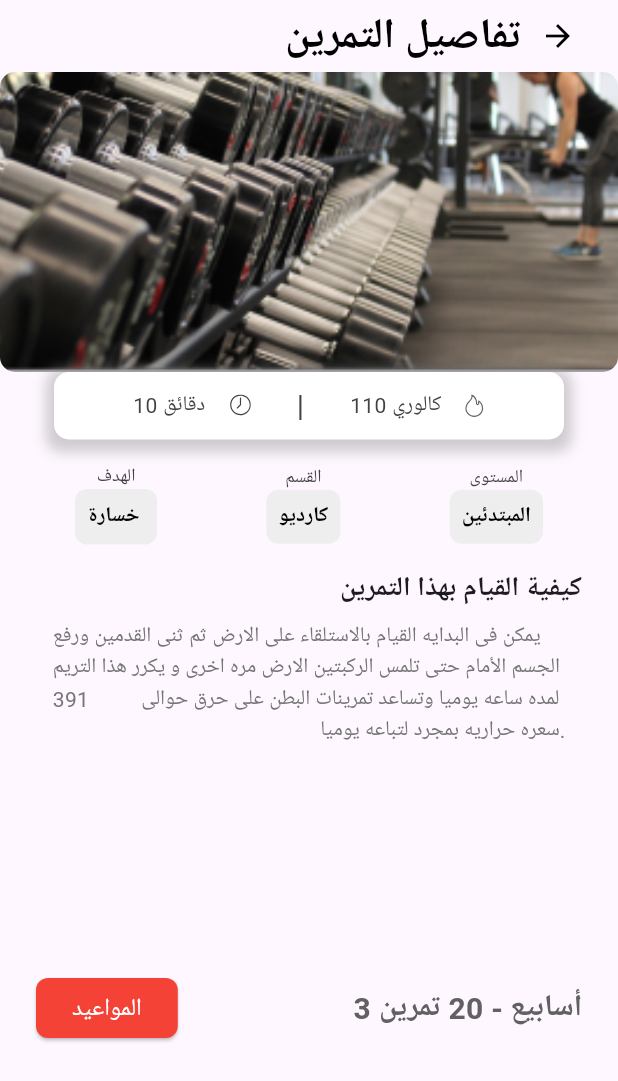
After one commit to mohamedredaelsheikh/Gym_App, a Flutter app: the ExerciesDetailsView screen opened directly, on a phone screen of 412 x 824 dp. The commit adds this screen. Shown: the top 1081 px of the screen. Run offline on Flutter 3.47's test engine with Material 3 defaults, Android fonts, the phone set to English and light mode, and no system bars; our stand-ins replace flutter_svg, font_awesome_flutter; Roboto replaces fonts that are missing (Inter).

Commit message:
finish exercise details view.

```diff
--- /dev/null
+++ b/lib/features/Home_feature/presentation/views/exercies_details_view.dart
@@ -0,0 +1,15 @@
+import 'package:flutter/material.dart';
+import 'package:gym_app/features/Home_feature/presentation/views/widgets/exercies_details_body.dart';
+
+class ExerciesDetailsView extends StatelessWidget {
+  const ExerciesDetailsView({super.key});
+
+  @override
+  Widget build(BuildContext context) {
+    return const SafeArea(
+      child: Scaffold(
+        body: ExerciesDetailsBody(),
+      ),
+    );
+  }
+}
--- /dev/null
+++ b/lib/features/Home_feature/presentation/views/widgets/exercies_details_body.dart
@@ -0,0 +1,168 @@
+import 'package:flutter/material.dart';
+import 'package:flutter_svg/svg.dart';
+import 'package:gym_app/features/Home_feature/presentation/views/widgets/custom_app_bar.dart';
+import 'package:gym_app/features/Home_feature/presentation/views/widgets/exercise_info_card.dart';
+
+class ExerciesDetailsBody extends StatelessWidget {
+  const ExerciesDetailsBody({super.key});
+
+  @override
+  Widget build(BuildContext context) {
+    return Column(
+      children: [
+        const Padding(
+          padding: EdgeInsets.symmetric(horizontal: 16),
+          child: CustomAppBar(
+            title: "تفاصيل التمرين",
+          ),
+        ),
+        Container(
+          height: 200,
+          decoration: BoxDecoration(
+            borderRadius: BorderRadius.circular(10),
+            image: const DecorationImage(
+              image: AssetImage(
+                "assets/images/Rectangle 37.png", // Replace with your image URL
+              ),
+              fit: BoxFit.cover,
+            ),
+          ),
+        ),
+        Padding(
+          padding: const EdgeInsets.symmetric(horizontal: 36),
+          child: Container(
+            height: 45,
+            decoration: BoxDecoration(
+              color: Colors.white,
+              borderRadius: const BorderRadius.all(Radius.circular(10)),
+              boxShadow: [
+                BoxShadow(
+                  color: Colors.grey.withOpacity(0.5),
+                  spreadRadius: 5,
+                  blurRadius: 7,
+                  offset: const Offset(0, 3), // changes position of shadow
+                ),
+              ],
+            ),
+            child: Row(
+              mainAxisAlignment: MainAxisAlignment.spaceBetween,
+              children: [
+                const SizedBox(
+                  width: 50,
+                ),
+                Text(
+                  '10 دقائق',
+                  style: TextStyle(
+                    color: Colors.grey[800],
+                  ),
+                ),
+                const SizedBox(
+                  width: 10,
+                ),
+                SvgPicture.asset(
+                  "assets/images/clock.svg",
+                  height: 15,
+                  color: Colors.grey[800],
+                ),
+                const SizedBox(
+                  width: 25,
+                ),
+                Text(
+                  '|',
+                  style: TextStyle(
+                    fontSize: 20,
+                    color: Colors.grey[800],
+                  ),
+                ),
+                const SizedBox(
+                  width: 25,
+                ),
+                // const SizedBox(height: 4),
+                Text(
+                  '110 كالوري',
+                  style: TextStyle(
+                    color: Colors.grey[800],
+                  ),
+                ),
+                const SizedBox(
+                  width: 10,
+                ),
+                SvgPicture.asset(
+                  "assets/images/calories.svg",
+                  height: 15,
+                  color: Colors.grey[700],
+                ),
+                const SizedBox(
+                  width: 50,
+                ),
+              ],
+            ),
+          ),
+        ),
+        const SizedBox(height: 16),
+        const Padding(
+          padding: EdgeInsets.symmetric(horizontal: 50),
+          child: Row(
+            mainAxisAlignment: MainAxisAlignment.spaceBetween,
+            children: [
+              ExerciseInfoCard(title: 'الهدف', value: 'خسارة '),
+              ExerciseInfoCard(title: 'القسم', value: 'كارديو'),
+              ExerciseInfoCard(title: 'المستوى', value: 'المبتدئين'),
+            ],
+          ),
+        ),
+        const SizedBox(height: 16),
+        const Align(
+          alignment: Alignment.topRight,
+          child: Padding(
+            padding: EdgeInsets.symmetric(horizontal: 24),
+            child: Text(
+              'كيفية القيام بهذا التمرين',
+              style: TextStyle(fontSize: 18, fontWeight: FontWeight.bold),
+            ),
+          ),
+        ),
+        const SizedBox(height: 8),
+        Text(
+          "يمكن فى البدايه القيام بالاستلقاء على الارض ثم ثنى القدمين ورفع \nالجسم الأمام حتى تلمس الركبتين الارض مره اخرى و يكرر هذا التريم \nلمده ساعه يوميا وتساعد تمرينات البطن على حرق حوالى          391\n                                                سعره حراريه بمجرد لتباعه يوميا.",
+          style: TextStyle(
+            fontSize: 14,
+            color: Colors.grey[600],
+          ),
+          maxLines: 6,
+        ),
+        const SizedBox(height: 150),
+        Padding(
+          padding: const EdgeInsets.symmetric(horizontal: 24),
+          child: Row(
+            mainAxisAlignment: MainAxisAlignment.spaceBetween,
+            children: [
+              ElevatedButton(
+                onPressed: () {},
+                style: ElevatedButton.styleFrom(
+                  backgroundColor: Colors.red,
+                  shape: RoundedRectangleBorder(
+                    borderRadius: BorderRadius.circular(8),
+                  ),
+                ),
+                child: const Text(
+                  'المواعيد',
+                  style: TextStyle(color: Colors.white, fontSize: 16),
+                ),
+              ),
+              Text(
+                '3 أسابيع - 20 تمرين',
+                style: TextStyle(
+                  fontSize: 20,
+                  color: Colors.grey[700],
+                  fontWeight: FontWeight.bold,
+                ),
+              ),
+            ],
+          ),
+        ),
+      ],
+    );
+  }
+  //
+}
--- /dev/null
+++ b/lib/features/Home_feature/presentation/views/widgets/exercise_info_card.dart
@@ -0,0 +1,27 @@
+import 'package:flutter/material.dart';
+
+class ExerciseInfoCard extends StatelessWidget {
+  const ExerciseInfoCard({super.key, required this.title, required this.value});
+  final String title, value;
+
+  @override
+  Widget build(BuildContext context) {
+    return Column(
+      children: [
+        Text(title, style: TextStyle(color: Colors.grey[800], fontSize: 12)),
+        Container(
+          padding: const EdgeInsets.all(8.0),
+          decoration: BoxDecoration(
+            borderRadius: BorderRadius.circular(8),
+            color: Colors.grey[200],
+          ),
+          child: Text(value,
+              style: const TextStyle(
+                  color: Colors.black,
+                  fontSize: 14,
+                  fontWeight: FontWeight.bold)),
+        ),
+      ],
+    );
+  }
+}
```
Also changed, not shown: lib/features/Home_feature/presentation/views/widgets/chat_gpt.dart (deleted, +0 -109 lines), lib/features/Home_feature/presentation/views/widgets/exercise_card.dart (+13 -1 lines).
